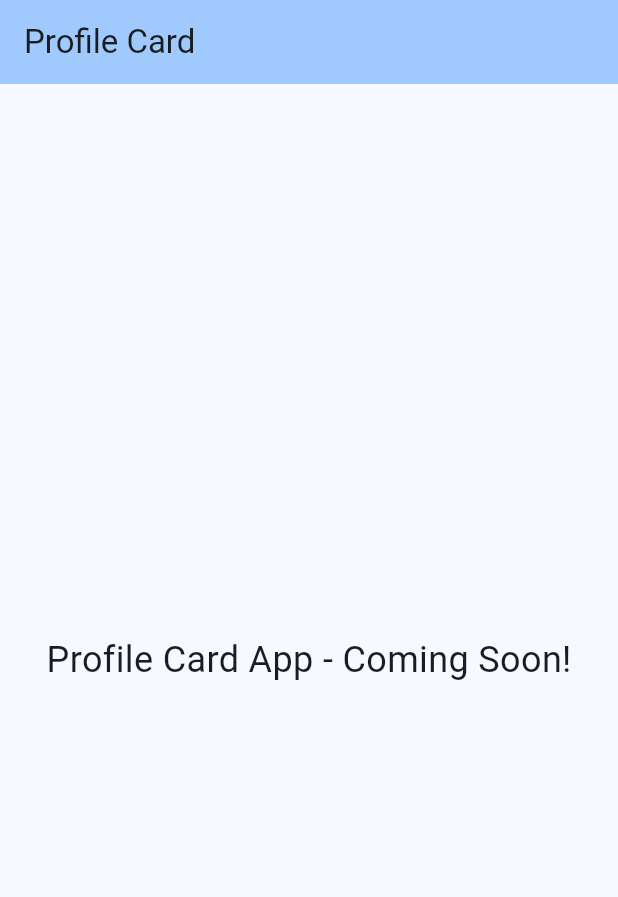
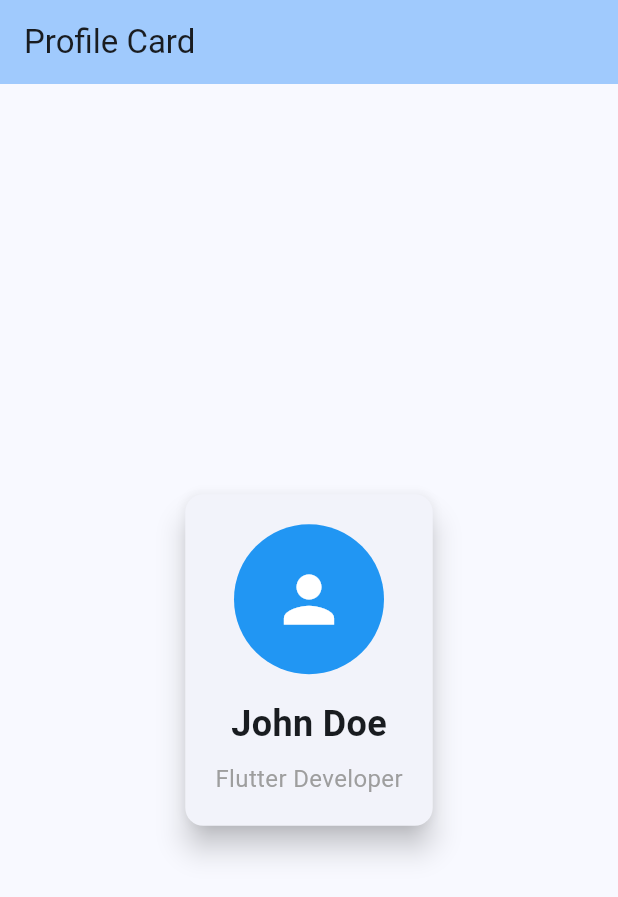
Before and after one commit to its-sujeet/profile_card, a Flutter app: the screen it shows after launch, on a phone screen of 412 x 824 dp. Shown: the top 897 px of the screen. Run offline on Flutter 3.47's test engine with Material 3 defaults, Android fonts, the phone set to English and light mode, and no system bars.

Commit message:
add basic profile card with CircleAvatar

```diff
--- a/lib/main.dart
+++ b/lib/main.dart
@@ -31,9 +31,51 @@ class ProfileScreen extends StatelessWidget {
         backgroundColor: Theme.of(context).colorScheme.inversePrimary,
       ),
       body: const Center(
-        child: Text(
-          'Profile Card App - Coming Soon!',
-          style: TextStyle(fontSize: 24),
+        child: ProfileCard(),
+      ),
+    );
+  }
+}
+
+class ProfileCard extends StatelessWidget {
+  const ProfileCard({super.key});
+
+  @override
+  Widget build(BuildContext context) {
+    return Card(
+      margin: const EdgeInsets.all(20),
+      elevation: 8,
+      child: Padding(
+        padding: const EdgeInsets.all(20),
+        child: Column(
+          mainAxisSize: MainAxisSize.min,
+          children: [
+            const CircleAvatar(
+              radius: 50,
+              backgroundColor: Colors.blue,
+              child: Icon(
+                Icons.person,
+                size: 50,
+                color: Colors.white,
+              ),
+            ),
+            const SizedBox(height: 16),
+            const Text(
+              'John Doe',
+              style: TextStyle(
+                fontSize: 24,
+                fontWeight: FontWeight.bold,
+              ),
+            ),
+            const SizedBox(height: 8),
+            const Text(
+              'Flutter Developer',
+              style: TextStyle(
+                fontSize: 16,
+                color: Colors.grey,
+              ),
+            ),
+          ],
         ),
       ),
     );
```
